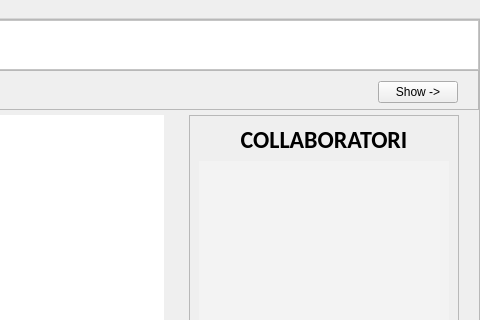
Old version of the form ClientModule/editorwindow.ui in the repository giovannic96/Real-time-collaborative-text-editor; both pictures show x 520 to 1000 and y 0 to 320 of the 1000 by 656 pixel window.
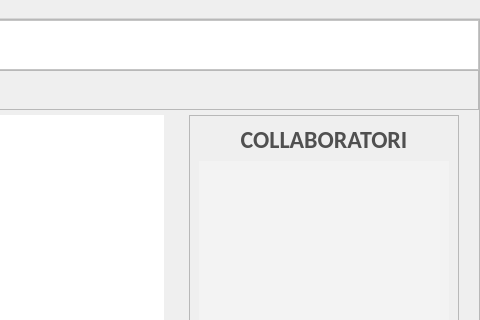
New version of the form. Icons and pictures are not drawn. Custom widgets are drawn as their Qt base class.

Diff of the .ui file:
```diff
--- a/ClientModule/editorwindow.ui
+++ b/ClientModule/editorwindow.ui
@@ -1173,8 +1173,28 @@
               </item>
               <item>
                <widget class="QPushButton" name="buttonCollab">
+                <property name="styleSheet">
+                 <string notr="true">#buttonCollab {
+	border-radius: 4px;
+}
+
+#buttonCollab:hover {
+	background-color: lightgrey;
+}
+</string>
+                </property>
                 <property name="text">
-                 <string>Show -&gt;</string>
+                 <string/>
+                </property>
+                <property name="icon">
+                 <iconset resource="Risorse.qrc">
+                  <normaloff>:/image/Editor/Collaborator.png</normaloff>:/image/Editor/Collaborator.png</iconset>
+                </property>
+                <property name="iconSize">
+                 <size>
+                  <width>30</width>
+                  <height>30</height>
+                 </size>
                 </property>
                 <property name="checkable">
                  <bool>true</bool>
@@ -1269,6 +1289,13 @@
                   <property name="layoutDirection">
                    <enum>Qt::LeftToRight</enum>
                   </property>
+                  <property name="styleSheet">
+                   <string notr="true">#labelCollab{
+	background-color:transparent;
+	border: transparent;
+	color: #505050;
+}</string>
+                  </property>
                   <property name="text">
                    <string>COLLABORATORI</string>
                   </property>
```
